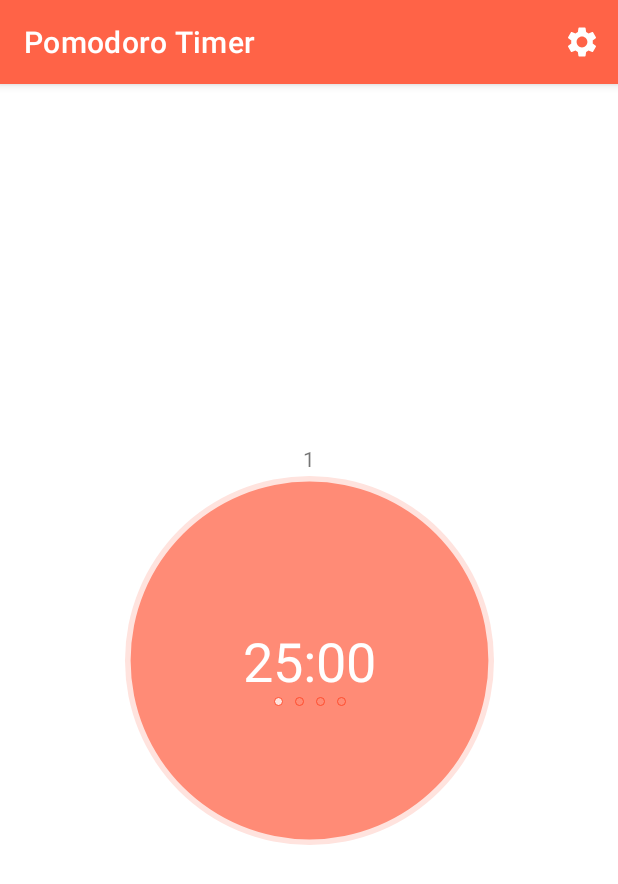
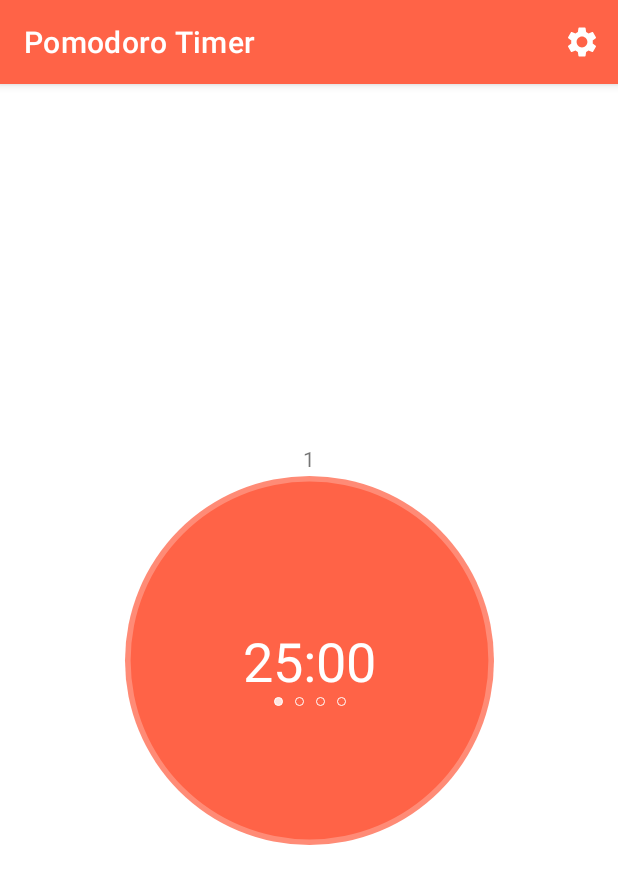
Before and after one commit to vadhub/Pomodoro, an Android app: the screen it shows after launch (MainActivity), on a phone screen of 412 x 824 dp. Shown: the top 884 px of the screen. Run offline under Robolectric (Android 15) with nearby library versions, the phone set to English and light mode, and no system bars; libraries missing offline, so code that uses them is left out: com.yandex.mobile; plain views replace BannerAdView; 8 statements that could not run were skipped.

Commit message:
change color

```diff
--- a/app/src/main/res/drawable/indicator_current.xml
+++ b/app/src/main/res/drawable/indicator_current.xml
@@ -4,7 +4,7 @@
 
     <stroke
         android:width="0.5dp"
-        android:color="@color/tomatoDark"/>
+        android:color="@color/white"/>
     <solid android:color="@color/tomato_pale"/>
 
 </shape>
--- a/app/src/main/res/drawable/indicator_empty.xml
+++ b/app/src/main/res/drawable/indicator_empty.xml
@@ -4,6 +4,6 @@
 
     <stroke
         android:width="0.5dp"
-        android:color="@color/tomatoDark"/>
+        android:color="@color/white"/>
 
 </shape>
--- a/app/src/main/res/drawable/indicator_full.xml
+++ b/app/src/main/res/drawable/indicator_full.xml
@@ -4,8 +4,8 @@
 
     <stroke
         android:width="1dp"
-        android:color="@color/tomatoDark"/>
+        android:color="@color/white"/>
 
     <solid
-        android:color="@color/tomato"/>
+        android:color="@color/tomato_pale_dark"/>
 </shape>
--- a/app/src/main/res/drawable/pie_progress_relax.xml
+++ b/app/src/main/res/drawable/pie_progress_relax.xml
@@ -7,7 +7,7 @@
         android:right="2dp"
         android:top="2dp">
         <shape android:shape="oval">
-            <solid android:color="@color/light_green" />
+            <solid android:color="@color/green_dark_light" />
             <stroke android:color="@android:color/transparent" />
         </shape>
     </item>
@@ -21,8 +21,8 @@
                 android:thicknessRatio="2.1"
                 android:useLevel="true">
                 <gradient
-                    android:centerColor="@color/green_middle"
-                    android:endColor="@color/green_middle"
+                    android:centerColor="@color/green"
+                    android:endColor="@color/green"
                     android:startColor="@color/green_middle"
                     android:type="sweep"
                     android:useLevel="false" />
--- a/app/src/main/res/drawable/pie_progress_work.xml
+++ b/app/src/main/res/drawable/pie_progress_work.xml
@@ -7,7 +7,7 @@
         android:right="2dp"
         android:top="2dp">
         <shape android:shape="oval">
-            <solid android:color="@color/tomato_pale" />
+            <solid android:color="@color/tomato_pale_dark" />
             <stroke android:color="@android:color/transparent" />
         </shape>
     </item>
@@ -21,9 +21,9 @@
                 android:thicknessRatio="2.1"
                 android:useLevel="true">
                 <gradient
-                    android:centerColor="@color/tomato_pale_dark"
-                    android:endColor="@color/tomato_pale_dark"
-                    android:startColor="@color/tomato_pale_dark"
+                    android:centerColor="@color/tomato"
+                    android:endColor="@color/tomato"
+                    android:startColor="@color/tomato"
                     android:type="sweep"
                     android:useLevel="false" />
             </shape>
--- a/app/src/main/res/values/colors.xml
+++ b/app/src/main/res/values/colors.xml
@@ -15,4 +15,5 @@
     <color name="light_green">#ccffcf</color>
     <color name="green">#5bd461</color>
     <color name="green_middle">#92D195</color>
+    <color name="green_dark_light">#A8D6AA</color>
 </resources>
```
